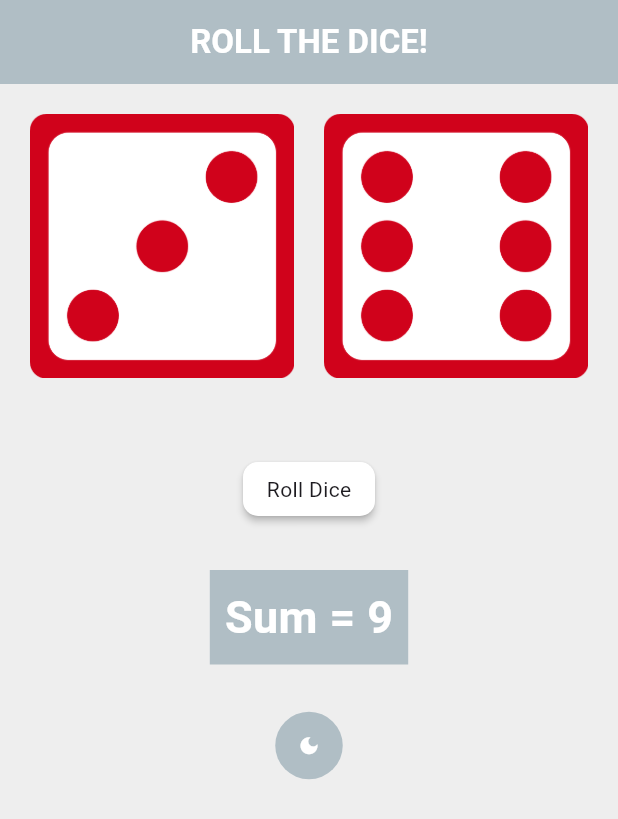
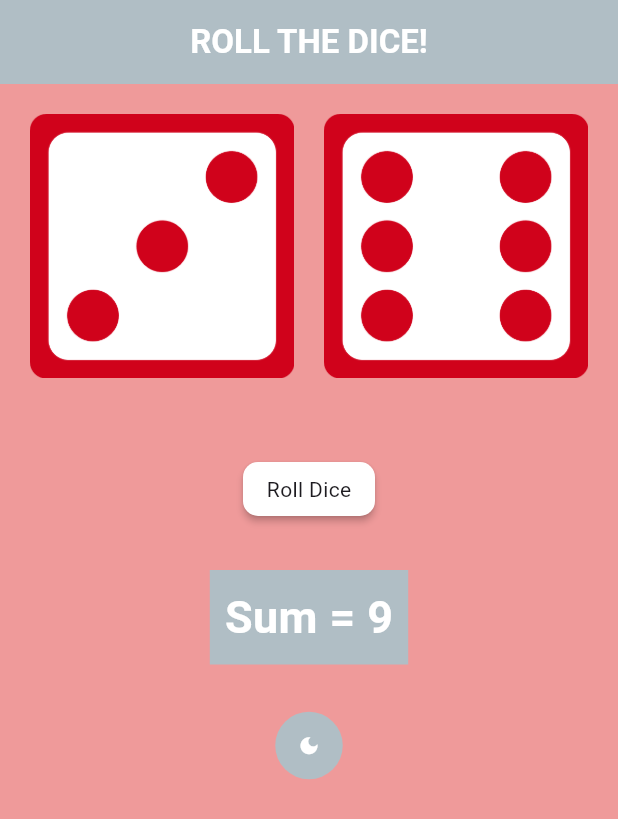
Before and after one commit to KabeerSekhri/Dice-Roll-App, a Flutter app: the screen it shows after launch, on a phone screen of 412 x 824 dp. Shown: the top 819 px of the screen. Run offline on Flutter 3.47's test engine with Material 3 defaults, Android fonts, the phone set to English and light mode, and no system bars.

Commit message:
test commit

```diff
--- a/lib/DiceScreen.dart
+++ b/lib/DiceScreen.dart
@@ -16,7 +16,7 @@ class _DiceScreenState extends State<DiceScreen> {
   @override
   Widget build(BuildContext context) {
     return Scaffold(
-      backgroundColor: changeColor ? Colors.grey[200] : Colors.grey[900],
+      backgroundColor: changeColor ? Colors.red[200] : Colors.grey[900],
       appBar: AppBar(
         title: Text(
           "ROLL THE DICE!",
```
